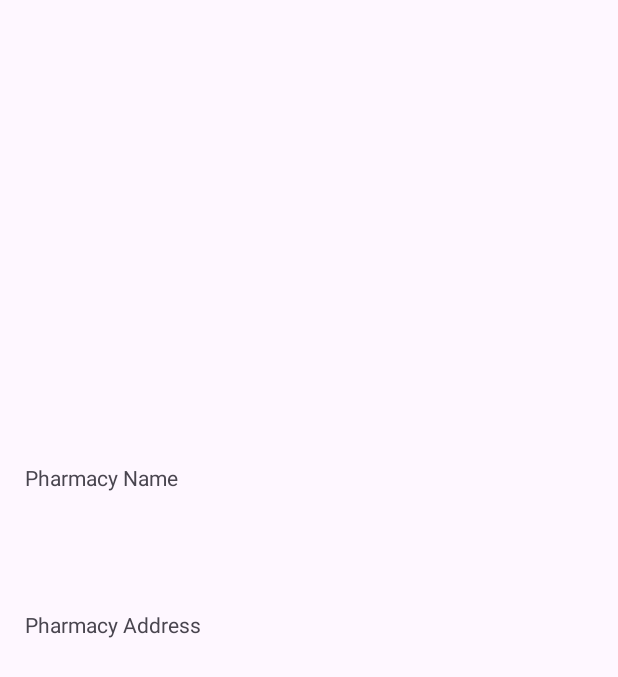
After one commit to franciscomcsousa/PharmacIST, an Android app: the layout pharmacy_drawer_layout.xml on its own in the app's theme, with its tools: preview values and no code run, on a phone screen of 412 x 824 dp. The commit adds this screen. Shown: the top 677 px of the screen. Run offline under Robolectric (Android 15) with nearby library versions, the phone set to English and light mode, and no system bars.

Commit message:
Started Pharmacy Information Panel logic

```diff
--- a/application/app/src/main/java/pt/ulisboa/tecnico/pharmacist/MapsActivity.kt
+++ b/application/app/src/main/java/pt/ulisboa/tecnico/pharmacist/MapsActivity.kt
@@ -4,6 +4,7 @@ import android.os.Bundle
 import android.os.Handler
 import android.util.Log
 import android.widget.ImageButton
+import android.widget.TextView
 import androidx.fragment.app.FragmentActivity
 import com.google.android.gms.maps.CameraUpdateFactory
 import com.google.android.gms.maps.GoogleMap
@@ -12,6 +13,7 @@ import com.google.android.gms.maps.SupportMapFragment
 import com.google.android.gms.maps.model.BitmapDescriptorFactory
 import com.google.android.gms.maps.model.LatLng
 import com.google.android.gms.maps.model.MarkerOptions
+import com.google.android.material.bottomsheet.BottomSheetDialog
 import pt.ulisboa.tecnico.pharmacist.databinding.ActivityMapsBinding
 import java.util.Timer
 import java.util.TimerTask
@@ -106,11 +108,19 @@ class MapsActivity : FragmentActivity(), OnMapReadyCallback {
         getPharmacies()
         for (pharmacy in pharmacies) {
             // Add a marker for each pharmacy
-            mMap!!.addMarker(MarkerOptions()
+            val marker = mMap!!.addMarker(MarkerOptions()
                 .position(LatLng(pharmacy.latitude.toDouble(), pharmacy.longitude.toDouble()))
                 .title(pharmacy.name)
                 .snippet(pharmacy.address)
             )
+
+            marker?.tag = pharmacy // Store pharmacy data as a tag
+
+            mMap!!.setOnMarkerClickListener { clickedMarker ->
+                val clickedPharmacy = clickedMarker.tag as Pharmacy
+                showPharmacyDrawer(clickedPharmacy)
+                true // Return true to indicate that the listener has consumed the event
+            }
         }
     }
 
@@ -148,4 +158,19 @@ class MapsActivity : FragmentActivity(), OnMapReadyCallback {
             timer!!.purge()
         }
     }
+
+    // TODO - possibly change it to be a fragment ?
+    // Information of pharmacy selected
+    // Bottom drawer
+    private fun showPharmacyDrawer(pharmacy: Pharmacy) {
+        val bottomDrawerView = layoutInflater.inflate(R.layout.pharmacy_drawer_layout, null)
+        // Update views with pharmacy information
+        // For example:
+        bottomDrawerView.findViewById<TextView>(R.id.pharmacy_name)?.text = pharmacy.name
+        bottomDrawerView.findViewById<TextView>(R.id.pharmacy_address)?.text = pharmacy.address
+
+        val bottomSheetDialog = BottomSheetDialog(this)
+        bottomSheetDialog.setContentView(bottomDrawerView)
+        bottomSheetDialog.show()
+    }
 }
--- /dev/null
+++ b/application/app/src/main/res/layout/pharmacy_drawer_layout.xml
@@ -0,0 +1,35 @@
+<?xml version="1.0" encoding="utf-8"?>
+<androidx.constraintlayout.widget.ConstraintLayout xmlns:android="http://schemas.android.com/apk/res/android"
+    xmlns:app="http://schemas.android.com/apk/res-auto"
+    xmlns:tools="http://schemas.android.com/tools"
+    android:layout_width="match_parent"
+    android:layout_height="match_parent">
+
+    <TextView
+        android:id="@+id/pharmacy_name"
+        android:layout_width="202dp"
+        android:layout_height="37dp"
+        android:layout_marginStart="16dp"
+        android:layout_marginTop="262dp"
+        android:layout_marginEnd="193dp"
+        android:layout_marginBottom="432dp"
+        android:text="@string/pharmacy_name"
+        app:layout_constraintBottom_toBottomOf="parent"
+        app:layout_constraintEnd_toEndOf="parent"
+        app:layout_constraintStart_toStartOf="parent"
+        app:layout_constraintTop_toTopOf="parent" />
+
+    <TextView
+        android:id="@+id/pharmacy_address"
+        android:layout_width="202dp"
+        android:layout_height="35dp"
+        android:layout_marginStart="16dp"
+        android:layout_marginTop="14dp"
+        android:layout_marginEnd="193dp"
+        android:layout_marginBottom="382dp"
+        android:text="@string/pharmacy_address"
+        app:layout_constraintBottom_toBottomOf="parent"
+        app:layout_constraintEnd_toEndOf="parent"
+        app:layout_constraintStart_toStartOf="parent"
+        app:layout_constraintTop_toBottomOf="@+id/textView" />
+</androidx.constraintlayout.widget.ConstraintLayout>
--- a/application/app/src/main/res/values/strings.xml
+++ b/application/app/src/main/res/values/strings.xml
@@ -30,4 +30,8 @@
     <string name="menu_gallery">Gallery</string>
     <string name="menu_slideshow">Slideshow</string>
 
+    <!-- Maps Texts -->
+    <string name="pharmacy_name">Pharmacy Name</string>
+    <string name="pharmacy_address">Pharmacy Address</string>
+
 </resources>
```
